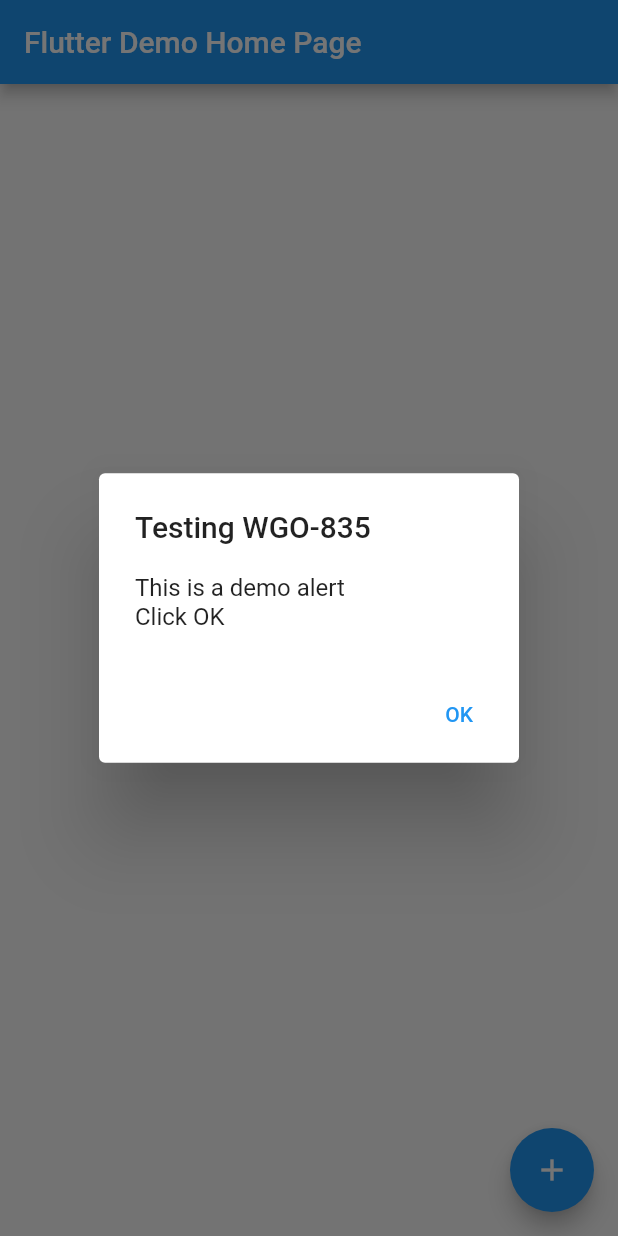
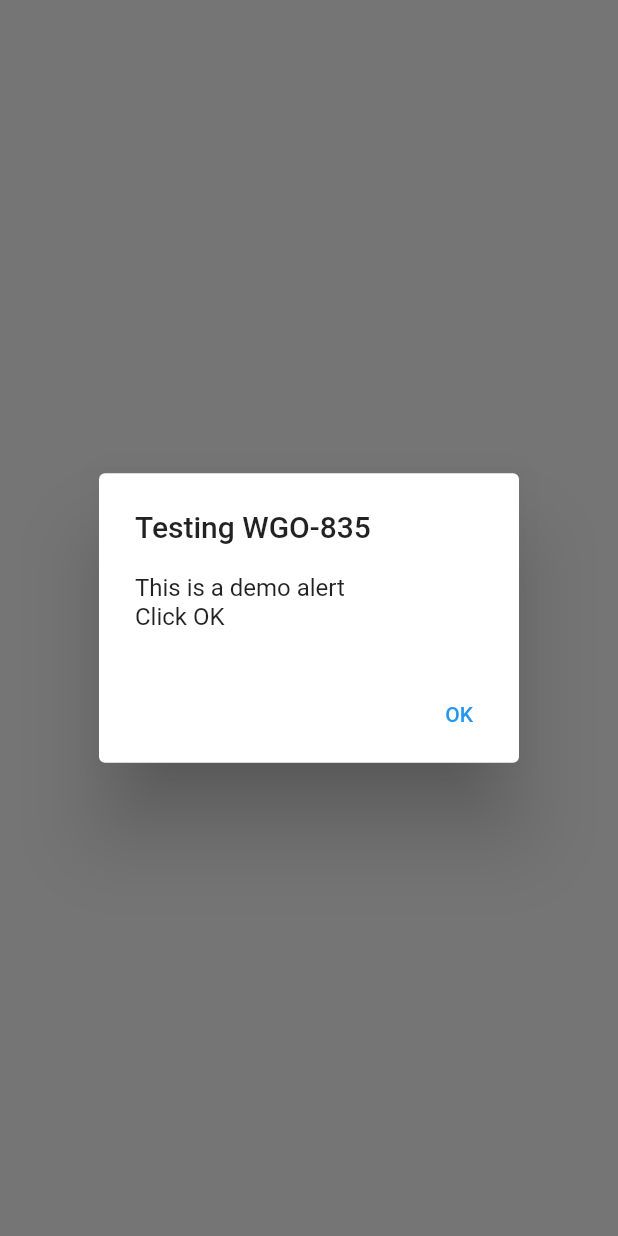
Before and after one commit to matthew-matvei-wooliesx/PoC835, a Flutter app: the screen it shows after launch, on a phone screen of 412 x 824 dp. Run offline on Flutter 3.47's test engine with Material 2 defaults, Android fonts, the phone set to English and light mode, and no system bars.

```diff
--- a/flutter_module/lib/main.dart
+++ b/flutter_module/lib/main.dart
@@ -21,13 +21,13 @@ class MyApp extends StatelessWidget {
         // counter didn't reset back to zero; the application is not restarted.
         primarySwatch: Colors.blue,
       ),
-      home: const MyHomePage(title: 'Flutter Demo Home Page'),
+      home: const MyHomePage(),
     );
   }
 }
 
 class MyHomePage extends StatefulWidget {
-  const MyHomePage({Key? key, required this.title}) : super(key: key);
+  const MyHomePage({Key? key}) : super(key: key);
 
   // This widget is the home page of your application. It is stateful, meaning
   // that it has a State object (defined below) that contains fields that affect
@@ -38,26 +38,11 @@ class MyHomePage extends StatefulWidget {
   // used by the build method of the State. Fields in a Widget subclass are
   // always marked "final".
 
-  final String title;
-
   @override
   State<MyHomePage> createState() => _MyHomePageState();
 }
 
 class _MyHomePageState extends State<MyHomePage> {
-  int _counter = 0;
-
-  void _incrementCounter() {
-    setState(() {
-      // This call to setState tells the Flutter framework that something has
-      // changed in this State, which causes it to rerun the build method below
-      // so that the display can reflect the updated values. If we changed
-      // _counter without calling setState(), then the build method would not be
-      // called again, and so nothing would appear to happen.
-      _counter++;
-    });
-  }
-
   @override
   void initState() {
     super.initState();
@@ -66,56 +51,7 @@ class _MyHomePageState extends State<MyHomePage> {
   }
 
   @override
-  Widget build(BuildContext context) {
-    // This method is rerun every time setState is called, for instance as done
-    // by the _incrementCounter method above.
-    //
-    // The Flutter framework has been optimized to make rerunning build methods
-    // fast, so that you can just rebuild anything that needs updating rather
-    // than having to individually change instances of widgets.
-    return Scaffold(
-      appBar: AppBar(
-        // Here we take the value from the MyHomePage object that was created by
-        // the App.build method, and use it to set our appbar title.
-        title: Text(widget.title),
-      ),
-      body: Center(
-        // Center is a layout widget. It takes a single child and positions it
-        // in the middle of the parent.
-        child: Column(
-          // Column is also a layout widget. It takes a list of children and
-          // arranges them vertically. By default, it sizes itself to fit its
-          // children horizontally, and tries to be as tall as its parent.
-          //
-          // Invoke "debug painting" (press "p" in the console, choose the
-          // "Toggle Debug Paint" action from the Flutter Inspector in Android
-          // Studio, or the "Toggle Debug Paint" command in Visual Studio Code)
-          // to see the wireframe for each widget.
-          //
-          // Column has various properties to control how it sizes itself and
-          // how it positions its children. Here we use mainAxisAlignment to
-          // center the children vertically; the main axis here is the vertical
-          // axis because Columns are vertical (the cross axis would be
-          // horizontal).
-          mainAxisAlignment: MainAxisAlignment.center,
-          children: <Widget>[
-            const Text(
-              'You have pushed the button this many times:',
-            ),
-            Text(
-              '$_counter',
-              style: Theme.of(context).textTheme.headline4,
-            ),
-          ],
-        ),
-      ),
-      floatingActionButton: FloatingActionButton(
-        onPressed: _incrementCounter,
-        tooltip: 'Increment',
-        child: const Icon(Icons.add),
-      ), // This trailing comma makes auto-formatting nicer for build methods.
-    );
-  }
+  Widget build(BuildContext context) => const Opacity(opacity: 0);
 
   void _alertUserAfterDelay(Duration delay) {
     Future.delayed(delay).then((_) => showDialog(
```
